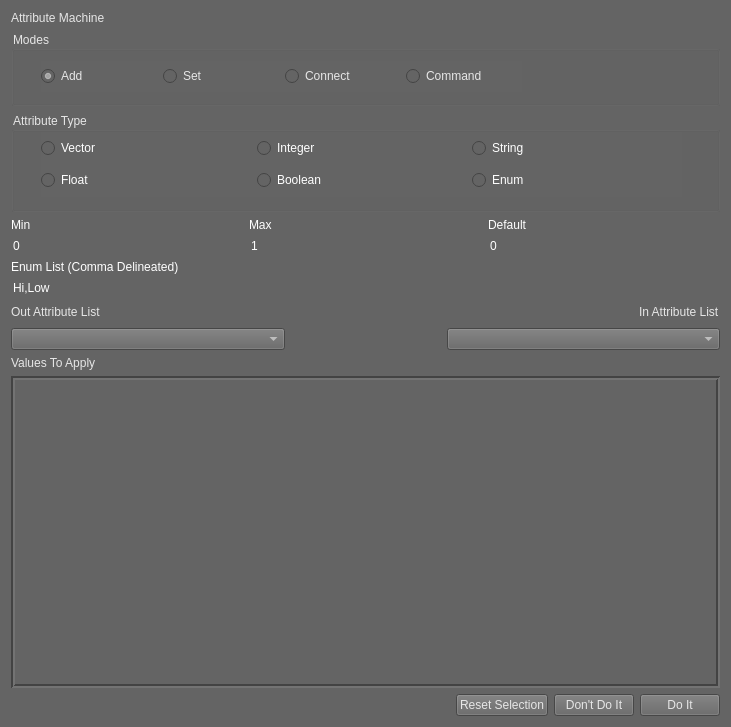
This is Python/Maya/RiggingTools/attribute_machine/ui/attribute_machine_ui.ui in SleepDeprivedVFX/t_sheets_listener as Qt 5 draws it before an edit. The edited form follows.
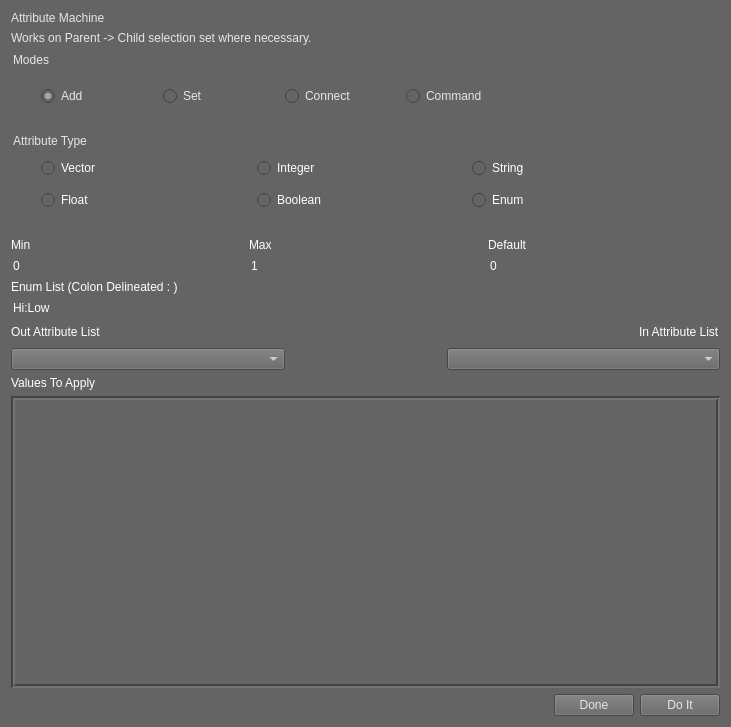
This is the edited form.

Commit message: Got most of the add and set attribute engine working.

The edit to the form file:
```diff
--- a/Python/Maya/RiggingTools/attribute_machine/ui/attribute_machine_ui.ui
+++ b/Python/Maya/RiggingTools/attribute_machine/ui/attribute_machine_ui.ui
@@ -28,6 +28,13 @@
      </property>
     </widget>
    </item>
+   <item>
+    <widget class="QLabel" name="Descriptor">
+     <property name="text">
+      <string>Works on Parent -&gt; Child selection set where necessary.</string>
+     </property>
+    </widget>
+   </item>
    <item>
     <widget class="QGroupBox" name="modes_group">
      <property name="minimumSize">
@@ -344,7 +351,7 @@
 }</string>
        </property>
        <property name="text">
-        <string>Enum List (Comma Delineated)</string>
+        <string>Enum List (Colon Delineated : )</string>
        </property>
       </widget>
      </item>
@@ -361,7 +368,7 @@
 }</string>
        </property>
        <property name="text">
-        <string>Hi,Low</string>
+        <string>Hi:Low</string>
        </property>
       </widget>
      </item>
@@ -371,6 +378,14 @@
     <layout class="QHBoxLayout" name="horizontalLayout_4">
      <item>
       <widget class="QLabel" name="out_attr_label">
+       <property name="styleSheet">
+        <string notr="true">QLabel:disabled {
+	color: rgb(117, 117, 177);
+}
+QLabel:enabled {
+	color: rgb(255, 255, 255);
+}</string>
+       </property>
        <property name="text">
         <string>Out Attribute List</string>
        </property>
@@ -391,6 +406,14 @@
      </item>
      <item>
       <widget class="QLabel" name="in_attr_label">
+       <property name="styleSheet">
+        <string notr="true">QLabel:disabled {
+	color: rgb(117, 117, 177);
+}
+QLabel:enabled {
+	color: rgb(255, 255, 255);
+}</string>
+       </property>
        <property name="text">
         <string>In Attribute List</string>
        </property>
@@ -401,7 +424,16 @@
    <item>
     <layout class="QHBoxLayout" name="horizontalLayout_2">
      <item>
-      <widget class="QComboBox" name="out_attrs"/>
+      <widget class="QComboBox" name="out_attrs">
+       <property name="styleSheet">
+        <string notr="true">QComboBox:disabled {
+	color: rgb(117, 117, 177);
+}
+QComboBox:enabled {
+	color: rgb(255, 255, 255);
+}</string>
+       </property>
+      </widget>
      </item>
      <item>
       <widget class="Line" name="ConnectionLine">
@@ -420,12 +452,29 @@
       </widget>
      </item>
      <item>
-      <widget class="QComboBox" name="in_attrs"/>
+      <widget class="QComboBox" name="in_attrs">
+       <property name="styleSheet">
+        <string notr="true">QComboBox:disabled {
+	color: rgb(117, 117, 177);
+}
+QComboBox:enabled {
+	color: rgb(255, 255, 255);
+}</string>
+       </property>
+      </widget>
      </item>
     </layout>
    </item>
    <item>
     <widget class="QLabel" name="value_label">
+     <property name="styleSheet">
+      <string notr="true">QLabel:disabled {
+	color: rgb(117, 117, 177);
+}
+QLabel:enabled {
+	color: rgb(255, 255, 255);
+}</string>
+     </property>
      <property name="text">
       <string>Values To Apply</string>
      </property>
@@ -433,6 +482,14 @@
    </item>
    <item>
     <widget class="QPlainTextEdit" name="values">
+     <property name="styleSheet">
+      <string notr="true">QPlainTextEdit:disabled {
+	color: rgb(117, 117, 177);
+}
+QPlainTextEdit:enabled {
+	color: rgb(255, 255, 255);
+}</string>
+     </property>
      <property name="frameShape">
       <enum>QFrame::Box</enum>
      </property>
@@ -442,6 +499,9 @@
      <property name="documentTitle">
       <string/>
      </property>
+     <property name="plainText">
+      <string/>
+     </property>
     </widget>
    </item>
    <item>
@@ -459,17 +519,10 @@
        </property>
       </spacer>
      </item>
-     <item>
-      <widget class="QPushButton" name="reset_btn">
-       <property name="text">
-        <string>Reset Selection</string>
-       </property>
-      </widget>
-     </item>
      <item>
       <widget class="QPushButton" name="dont_do_it">
        <property name="text">
-        <string>Don't Do It</string>
+        <string>Done</string>
        </property>
       </widget>
      </item>
```
Left out of the diff: 5 changed lines with no effect on the pictures. The commit also changes 2 other files.
